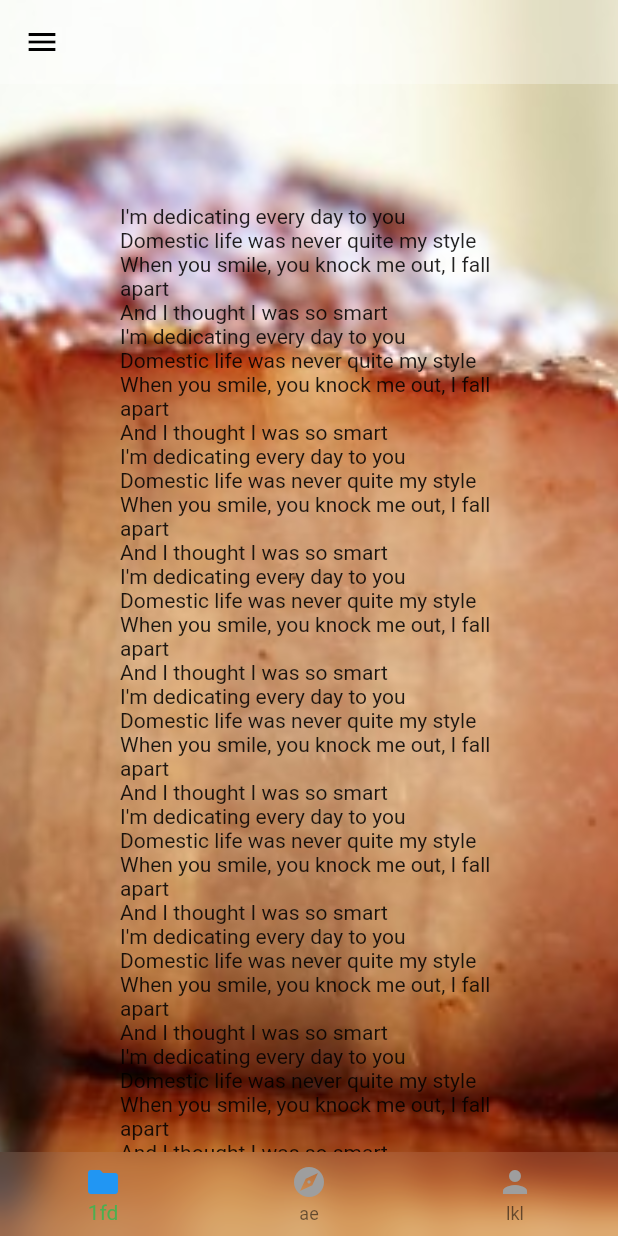
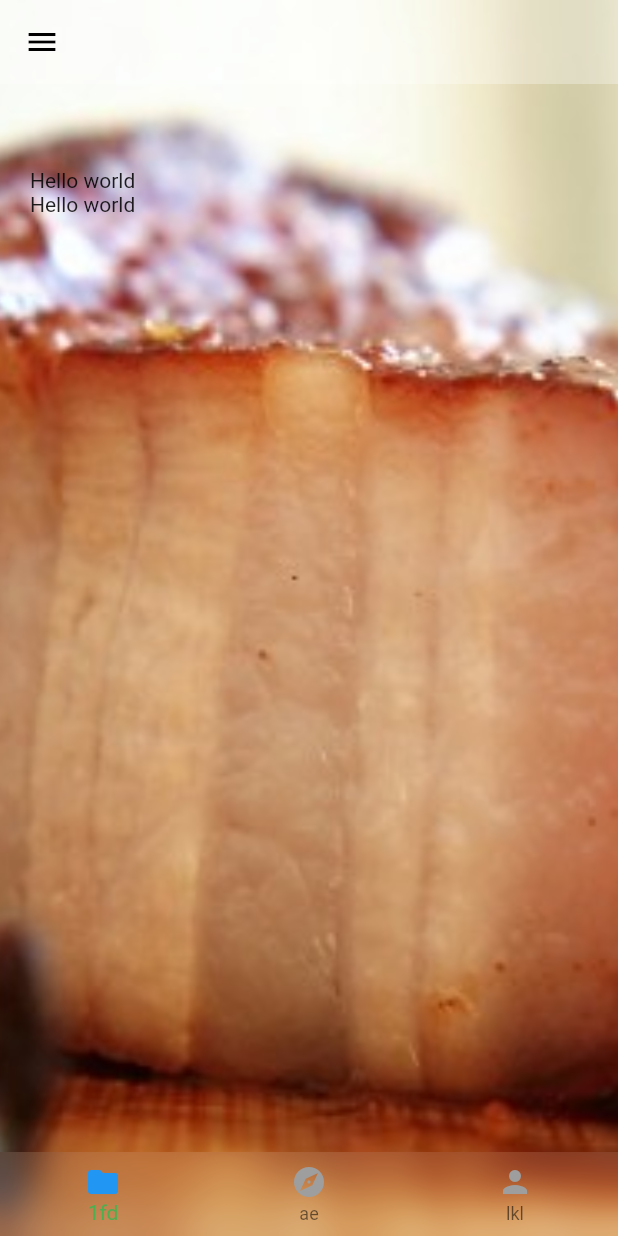
Before and after one commit to carpediemvv/flutter_buildself, a Flutter app: the screen it shows after launch, on a phone screen of 412 x 824 dp. Run offline on Flutter 3.47's test engine with Material 2 defaults, Android fonts, the light colour scheme and no system bars.

Commit message:
body 添加数据

```diff
--- a/lib/tab_navigator.dart
+++ b/lib/tab_navigator.dart
@@ -26,32 +26,7 @@
         ),
         child:
           Padding(padding: EdgeInsets.symmetric(horizontal: 0.0, vertical: 0.0),
-          child: Stack(
-            children: [
-              Scaffold(
-                appBar: _topbar(),
-                backgroundColor: Colors.transparent,
-                drawer: _drawer(),
-                body: _body(),
-                bottomNavigationBar: BlurOvalWidget(BottomNavigationBar(
-                  elevation: 0,
-                  backgroundColor: Colors.transparent,
-                  currentIndex: _currentIndex,
-                  onTap: (index) {
-                    //修改状态
-                    setState(() {
-                      _currentIndex = index;
-                    });
-                  },
-                  items: [
-                    _bottomItem('1fd', Icons.folder, 0),
-                    _bottomItem('ae', Icons.explore, 1),
-                    _bottomItem('lkl', Icons.person, 2),
-                  ],
-                ),)
-              ),
-            ],
-          ),
+          child: _bodyContainer()
         )
     );
   }
@@ -99,67 +74,52 @@
     );
   }
 
+  //内容top
+  _bodyContainer(){
+    AppBar appBar= _topbar();
+    return Scaffold(
+        appBar: appBar,
+        backgroundColor: Colors.transparent,
+        drawer: _drawer(),
+        body: _body(appBar.preferredSize.height),
+        bottomNavigationBar: BlurOvalWidget(BottomNavigationBar(
+          elevation: 0,
+          backgroundColor: Colors.transparent,
+          currentIndex: _currentIndex,
+          onTap: (index) {
+            //修改状态
+            setState(() {
+              _currentIndex = index;
+            });
+          },
+          items: [
+            _bottomItem('1fd', Icons.folder, 0),
+            _bottomItem('ae', Icons.explore, 1),
+            _bottomItem('lkl', Icons.person, 2),
+          ],
+        ),)
+    );
+  }
+
   //内容
-  _body(){
+  _body(var appbarHeight){
     return Container(
       decoration: BoxDecoration(
           gradient: LinearGradient(colors: [
             Colors.transparent,
             Colors.transparent,
           ])),
-      child: Center(
-        child: ListView(
-          shrinkWrap: true,
-          padding: const EdgeInsets.all(80.0),
-          children: <Widget>[
-            const Text('I\'m dedicating every day to you'),
-            const Text('Domestic life was never quite my style'),
-            const Text('When you smile, you knock me out, I fall apart'),
-            const Text('And I thought I was so smart'), const Text('I\'m dedicating every day to you'),
-            const Text('Domestic life was never quite my style'),
-            const Text('When you smile, you knock me out, I fall apart'),
-            const Text('And I thought I was so smart'), const Text('I\'m dedicating every day to you'),
-            const Text('Domestic life was never quite my style'),
-            const Text('When you smile, you knock me out, I fall apart'),
-            const Text('And I thought I was so smart'), const Text('I\'m dedicating every day to you'),
-            const Text('Domestic life was never quite my style'),
-            const Text('When you smile, you knock me out, I fall apart'),
-            const Text('And I thought I was so smart'), const Text('I\'m dedicating every day to you'),
-            const Text('Domestic life was never quite my style'),
-            const Text('When you smile, you knock me out, I fall apart'),
-            const Text('And I thought I was so smart'), const Text('I\'m dedicating every day to you'),
-            const Text('Domestic life was never quite my style'),
-            const Text('When you smile, you knock me out, I fall apart'),
-            const Text('And I thought I was so smart'), const Text('I\'m dedicating every day to you'),
-            const Text('Domestic life was never quite my style'),
-            const Text('When you smile, you knock me out, I fall apart'),
-            const Text('And I thought I was so smart'), const Text('I\'m dedicating every day to you'),
-            const Text('Domestic life was never quite my style'),
-            const Text('When you smile, you knock me out, I fall apart'),
-            const Text('And I thought I was so smart'), const Text('I\'m dedicating every day to you'),
-            const Text('Domestic life was never quite my style'),
-            const Text('When you smile, you knock me out, I fall apart'),
-            const Text('And I thought I was so smart'), const Text('I\'m dedicating every day to you'),
-            const Text('Domestic life was never quite my style'),
-            const Text('When you smile, you knock me out, I fall apart'),
-            const Text('And I thought I was so smart'), const Text('I\'m dedicating every day to you'),
-            const Text('Domestic life was never quite my style'),
-            const Text('When you smile, you knock me out, I fall apart'),
-            const Text('And I thought I was so smart'), const Text('I\'m dedicating every day to you'),
-            const Text('Domestic life was never quite my style'),
-            const Text('When you smile, you knock me out, I fall apart'),
-            const Text('And I thought I was so smart'), const Text('I\'m dedicating every day to you'),
-            const Text('Domestic life was never quite my style'),
-            const Text('When you smile, you knock me out, I fall apart'),
-            const Text('And I thought I was so smart'), const Text('I\'m dedicating every day to you'),
-            const Text('Domestic life was never quite my style'),
-            const Text('When you smile, you knock me out, I fall apart'),
-            const Text('And I thought I was so smart'), const Text('I\'m dedicating every day to you'),
-            const Text('Domestic life was never quite my style'),
-            const Text('When you smile, you knock me out, I fall apart'),
-            const Text('And I thought I was so smart'),
-          ],
-        )
+      child: Column(
+        children: <Widget>[
+          ListView(
+            shrinkWrap: true,
+            padding: EdgeInsets.fromLTRB(20, appbarHeight+MediaQueryData.fromWindow(window).padding.top,20,0),
+            children: <Widget>[
+              Text("Hello world"),
+              Text("Hello world")
+            ],
+          )
+        ],
       ),
     );
   }
```
